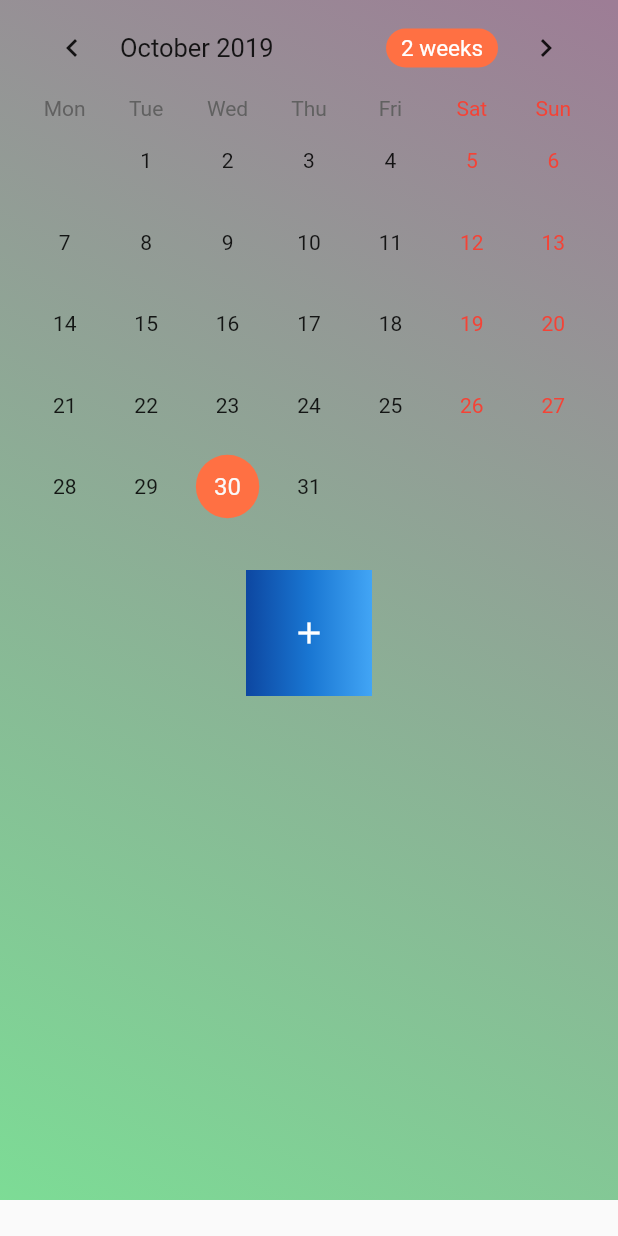
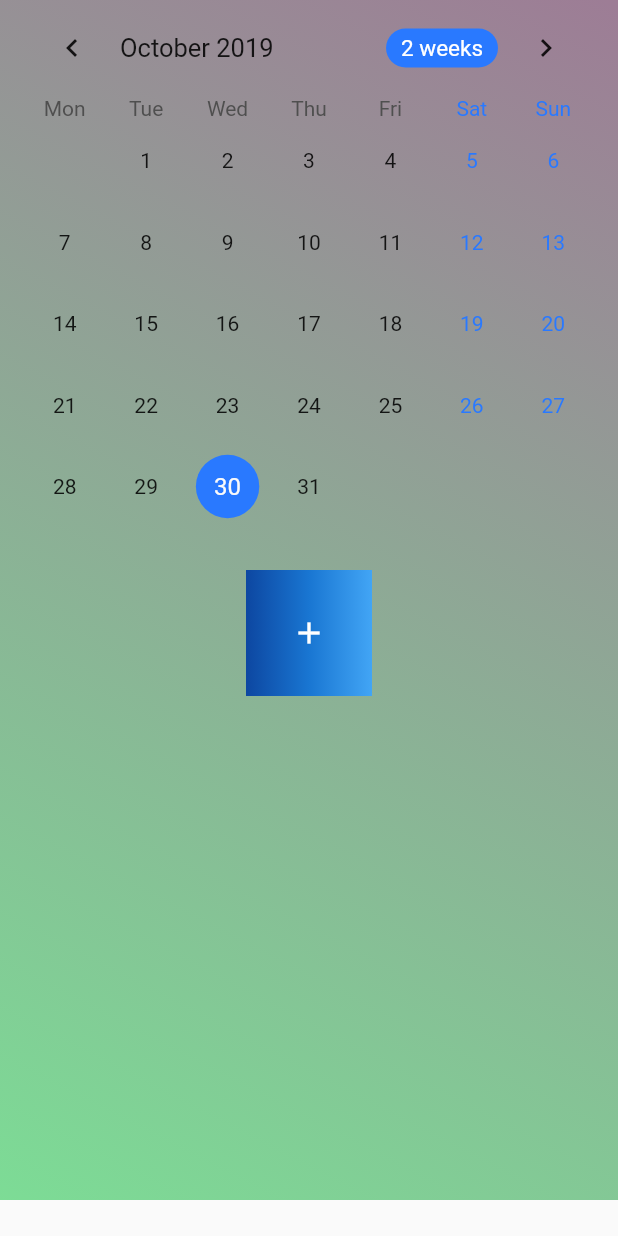
Before and after one commit to PrasannS/katy_mental_health, a Flutter app: the CalendarPage screen opened directly, on a phone screen of 412 x 824 dp. Run offline on Flutter 3.47's test engine with Material 2 defaults, Android fonts, the phone set to English and light mode, and no system bars; drawn by our look-alikes of table_calendar; our stand-ins replace cloud_firestore, firebase_auth, fl_chart, sqflite; missing offline and left inert: flutter_circular_slider; accounts and stored records are empty.

Commit message:
Calendar UI changed to enable multiple entries per day.

```diff
--- a/lib/Pages/calendar_page.dart
+++ b/lib/Pages/calendar_page.dart
@@ -47,6 +47,7 @@ class _CalendarPageState extends State<CalendarPage> {
     super.initState();
     _calendarController = CalendarController();
     bottom = SizedBox(height: 30,);
+    selectedDate = DateTime.now();
   }
 
 
@@ -107,17 +108,25 @@ class _CalendarPageState extends State<CalendarPage> {
   Widget _buildTableCalendar() {
     return TableCalendar(
       calendarController: _calendarController,
+      daysOfWeekStyle: DaysOfWeekStyle(
+        weekendStyle: TextStyle(
+          color: Colors.blueAccent[400]
+        )
+      ),
       startingDayOfWeek: StartingDayOfWeek.monday,
       calendarStyle: CalendarStyle(
-        selectedColor: Colors.deepOrange[400],
-        todayColor: Colors.deepOrange[200],
-        markersColor: Colors.brown[700],
+        selectedColor: Colors.blueAccent[400],
+        todayColor: Colors.blue[200],
+        markersColor: Colors.blueAccent[700],
         outsideDaysVisible: false,
+        weekendStyle: TextStyle(
+          color: Colors.blueAccent[400]
+        )
       ),
       headerStyle: HeaderStyle(
         formatButtonTextStyle: TextStyle().copyWith(color: Colors.white, fontSize: 15.0),
         formatButtonDecoration: BoxDecoration(
-          color: Colors.deepOrange[400],
+          color: Colors.blueAccent[400],
           borderRadius: BorderRadius.circular(16.0),
         ),
       ),
@@ -163,17 +172,9 @@ class _CalendarPageState extends State<CalendarPage> {
         colors: [Color.fromRGBO(255-a, 0, 50,.5), Color.fromRGBO(0,a, 50,0.5)]);
   }
 
-  void _onDaySelected(DateTime day, List events) {
+  void openEntry(Entry e){
     setState(() {
-      selectedDate = day;
-      bottom = SizedBox(height: 30,);
-      Future<List<Entry>>d = databaseHelper.getEntryList();
-      d.then((entryList){
-        for(Entry e in entryList){
-          DateTime today = DateTime.fromMillisecondsSinceEpoch(e.datetime);
-          if(day.year == today.year && day.month == today.month && day.day == today.day){
       currentmood = e.mood;
-
       bottom= Container(
         height: 400,
         child: ListView(
@@ -200,12 +201,38 @@ class _CalendarPageState extends State<CalendarPage> {
           ],
         ),
       );
-            break;
+    });
+  }
+
+  void _onDaySelected(DateTime day, List events) {
+    setState(() {
+      selectedDate = day;
+      List<Widget>entries = new List<Widget>();
+      bottom = SizedBox(height: 30,);
+      Future<List<Entry>>d = databaseHelper.getEntryList();
+      d.then((entryList){
+        for(Entry e in entryList){
+          DateTime today = DateTime.fromMillisecondsSinceEpoch(e.datetime);
+          if(day.year == today.year && day.month == today.month && day.day == today.day){
+            entries.add(new RaisedButton(
+              child: Text('${Constants.questionOptions[e.activity-1]}'),
+              color: Color.fromRGBO(255-e.mood, e.mood, 50, .5),
+              textColor: Colors.white,
+              shape: RoundedRectangleBorder(
+                borderRadius: BorderRadius.circular(40.0),
+              ),
+              onPressed: ()=>{
+                openEntry(e)
+              },
+            ));
           }
           else{
             currentmood=150;
           }
         }
+        bottom = new Column(
+          children: entries,
+        );
       });
     });
   }
--- a/lib/Pages/stats_page.dart
+++ b/lib/Pages/stats_page.dart
@@ -31,11 +31,6 @@ class _StatsPageState extends State<StatsPage> {
       questionId = new List<int>(),
       activity = new List<int>();
   List<String> answer = new List<String>(), note = new List<String>();
-
-  List<Color> gradientColors = [
-    const Color(0xff23b6e6),
-    const Color(0xff02d39a),
-  ];
 
   void updateGraphs(List<Entry> entryList) {
     if(mounted) {
```
Lines whose indentation alone changed are shown as unchanged.
